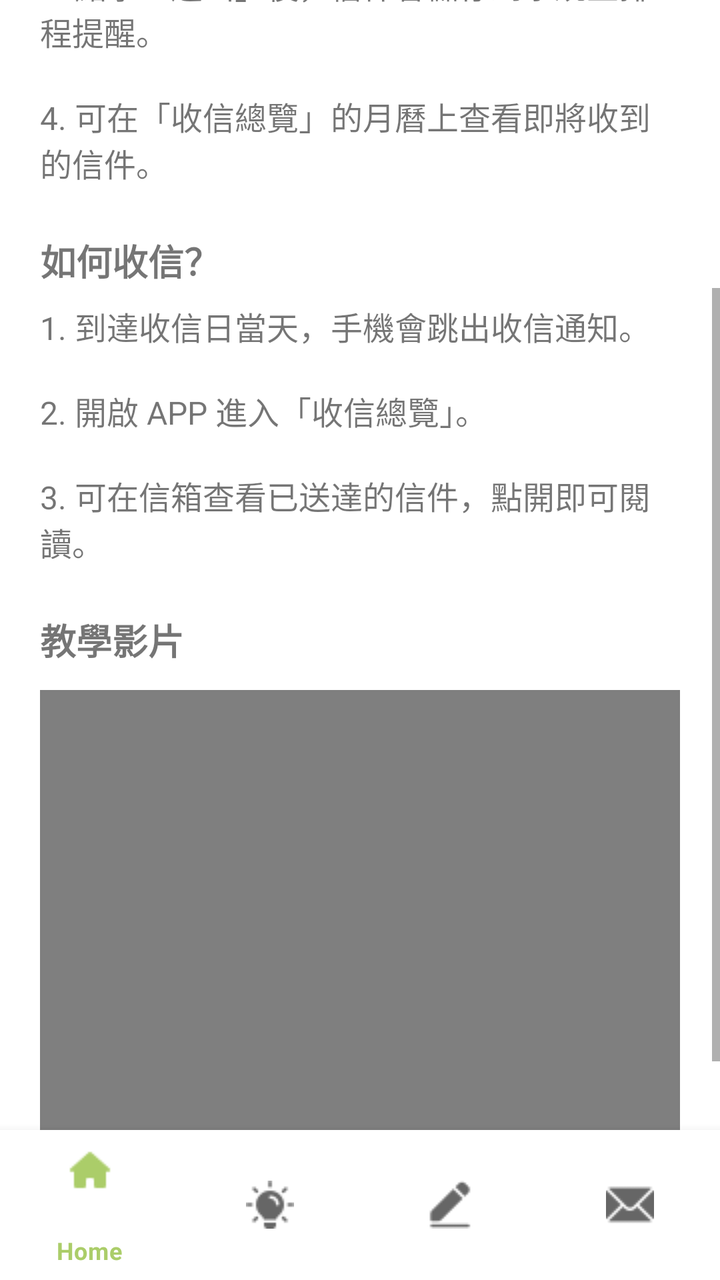
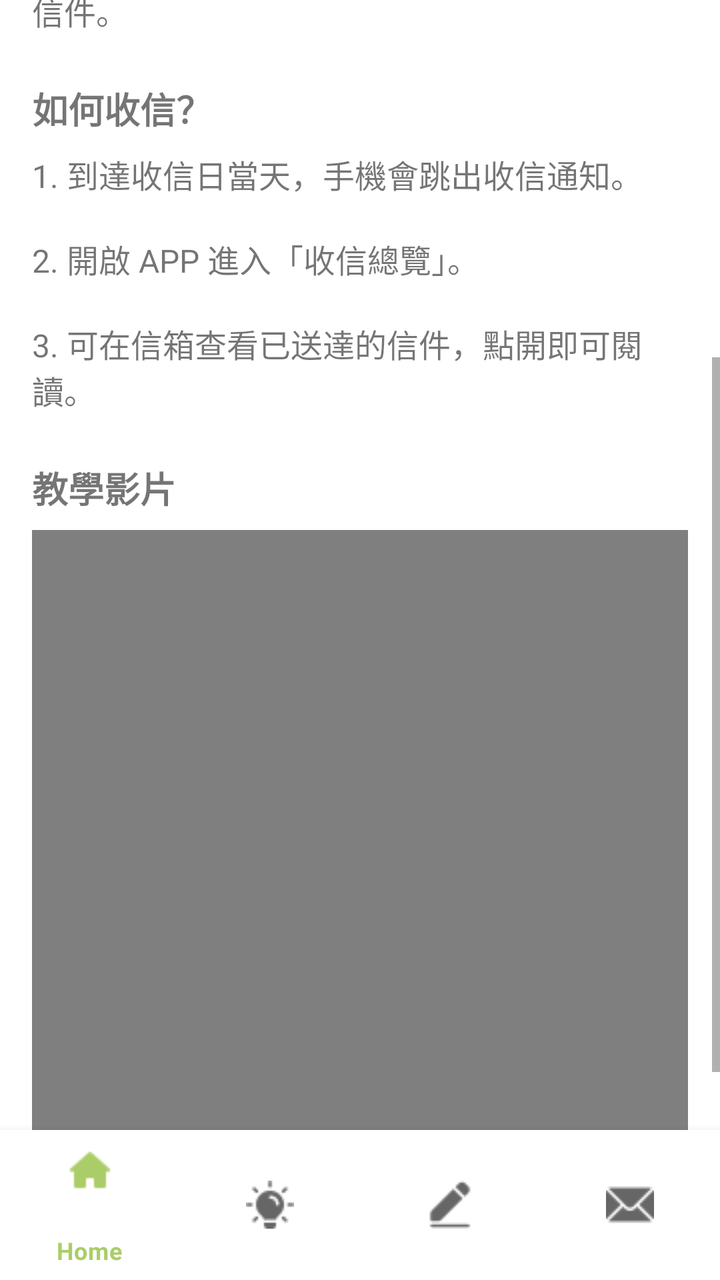

An Android layout rendered at two revisions. The XML below is the earlier revision; the diff shows what the commit changed to produce the second picture.
<!-- AndroidManifest.xml: application theme Theme.FutureMeMailApp -->
<!-- res/layout/activity_instruct.xml -->
<?xml version="1.0" encoding="utf-8"?>
<androidx.constraintlayout.widget.ConstraintLayout xmlns:android="http://schemas.android.com/apk/res/android"
    xmlns:app="http://schemas.android.com/apk/res-auto"
    xmlns:tools="http://schemas.android.com/tools"
    android:layout_width="match_parent"
    android:layout_height="match_parent"
    tools:context=".InstructActivity">

    
    <ScrollView
        android:id="@+id/scrollInstruct"
        android:layout_width="0dp"
        android:layout_height="0dp"
        android:fillViewport="true"
        app:layout_constraintTop_toTopOf="parent"
        app:layout_constraintBottom_toTopOf="@id/bottomNavigationView"
        app:layout_constraintStart_toStartOf="parent"
        app:layout_constraintEnd_toEndOf="parent">

        <LinearLayout
            android:layout_width="match_parent"
            android:layout_height="wrap_content"
            android:orientation="vertical"
            android:padding="20dp">

            
            <TextView
                android:id="@+id/tvInstructionTitle"
                android:layout_width="wrap_content"
                android:layout_height="wrap_content"
                android:text="操作教學：使用信運草Tips"
                android:textSize="22sp"
                android:textStyle="bold"
                android:layout_marginBottom="20dp" />

            
            <TextView
                android:layout_width="wrap_content"
                android:layout_height="wrap_content"
                android:text="如何撰寫信件？"
                android:textSize="18sp"
                android:textStyle="bold"
                android:layout_marginBottom="8dp" />

            <TextView
                android:layout_width="wrap_content"
                android:layout_height="wrap_content"
                android:text="1. 在首頁點選「開始寫信」進入寫信頁面。
                \n\n2. 設定寄送日期，輸入主旨與內容。
                \n\n3. 點擊「送出」後，信件會儲存到系統並排程提醒。
                \n\n4. 可在「收信總覽」的月曆上查看即將收到的信件。"
                android:textSize="16sp"
                android:layout_marginBottom="24dp" />

            
            <TextView
                android:layout_width="wrap_content"
                android:layout_height="wrap_content"
                android:text="如何收信？"
                android:textSize="18sp"
                android:textStyle="bold"
                android:layout_marginBottom="8dp" />

            <TextView
                android:layout_width="wrap_content"
                android:layout_height="wrap_content"
                android:text="1. 到達收信日當天，手機會跳出收信通知。
                \n\n2. 開啟 APP 進入「收信總覽」。
                \n\n3. 可在信箱查看已送達的信件，點開即可閱讀。"
                android:textSize="16sp"
                android:layout_marginBottom="24dp" />

            
            <TextView
                android:id="@+id/tvVideoTitle"
                android:layout_width="wrap_content"
                android:layout_height="wrap_content"
                android:text="教學影片"
                android:textSize="18sp"
                android:textStyle="bold"
                android:layout_marginBottom="12dp" />

            
            <VideoView
                android:id="@+id/videoTutorial"
                android:layout_width="match_parent"
                android:layout_height="220dp"
                android:background="#000000"
                android:layout_marginBottom="30dp" />

        </LinearLayout>
    </ScrollView>

    
    <com.google.android.material.bottomnavigation.BottomNavigationView
        android:id="@+id/bottomNavigationView"
        android:layout_width="0dp"
        android:layout_height="75dp"
        android:background="@color/white"
        app:layout_constraintBottom_toBottomOf="parent"
        app:layout_constraintStart_toStartOf="parent"
        app:layout_constraintEnd_toEndOf="parent"
        app:menu="@menu/bottom_nav_menu" />

</androidx.constraintlayout.widget.ConstraintLayout>
<!-- resources referenced by this layout -->
<resources>
  <color name="white">#FFFFFFFF</color>
  <style name="Theme.FutureMeMailApp" parent="Theme.MaterialComponents.DayNight.DarkActionBar">
          
          
          
          <item name="colorPrimary">@color/green_200</item>
          <item name="colorPrimaryVariant">@color/green_700</item>
          <item name="colorOnPrimary">@color/white</item>
          
          <item name="colorSecondary">@color/teal_200</item>
          <item name="colorSecondaryVariant">@color/teal_700</item>
          <item name="colorOnSecondary">@color/black</item>
          
          <item name="android:statusBarColor" tools:targetApi="l">?attr/colorPrimaryVariant</item>
      </style>
  <color name="green_200">#ABCD69</color>
  <color name="green_700">#0F502F</color>
  <color name="teal_200">#FF03DAC5</color>
  <color name="teal_700">#FF018786</color>
  <color name="black">#FF000000</color>
</resources>

<!-- the commit's change to res/layout/activity_instruct.xml (unified diff, before → after) -->
@@ -2,6 +2,7 @@
 <androidx.constraintlayout.widget.ConstraintLayout xmlns:android="http://schemas.android.com/apk/res/android"
     xmlns:app="http://schemas.android.com/apk/res-auto"
     xmlns:tools="http://schemas.android.com/tools"
+    android:id="@+id/main"
     android:layout_width="match_parent"
     android:layout_height="match_parent"
     tools:context=".InstructActivity">
@@ -10,8 +11,9 @@
     <ScrollView
         android:id="@+id/scrollInstruct"
         android:layout_width="0dp"
-        android:layout_height="0dp"
+        android:layout_height="wrap_content"
         android:fillViewport="true"
+        app:layout_constrainedHeight="true"
         app:layout_constraintTop_toTopOf="parent"
         app:layout_constraintBottom_toTopOf="@id/bottomNavigationView"
         app:layout_constraintStart_toStartOf="parent"
@@ -21,7 +23,7 @@
             android:layout_width="match_parent"
             android:layout_height="wrap_content"
             android:orientation="vertical"
-            android:padding="20dp">
+            android:padding="16dp">
 
             
             <TextView
@@ -78,14 +80,13 @@
                 android:text="教學影片"
                 android:textSize="18sp"
                 android:textStyle="bold"
-                android:layout_marginBottom="12dp" />
+                android:layout_marginBottom="8dp" />
 
             
             <VideoView
                 android:id="@+id/videoTutorial"
                 android:layout_width="match_parent"
-                android:layout_height="220dp"
-                android:background="#000000"
+                android:layout_height="300dp"
                 android:layout_marginBottom="30dp" />
 
         </LinearLayout>
@@ -96,7 +97,6 @@
         android:id="@+id/bottomNavigationView"
         android:layout_width="0dp"
         android:layout_height="75dp"
-        android:background="@color/white"
         app:layout_constraintBottom_toBottomOf="parent"
         app:layout_constraintStart_toStartOf="parent"
         app:layout_constraintEnd_toEndOf="parent"
